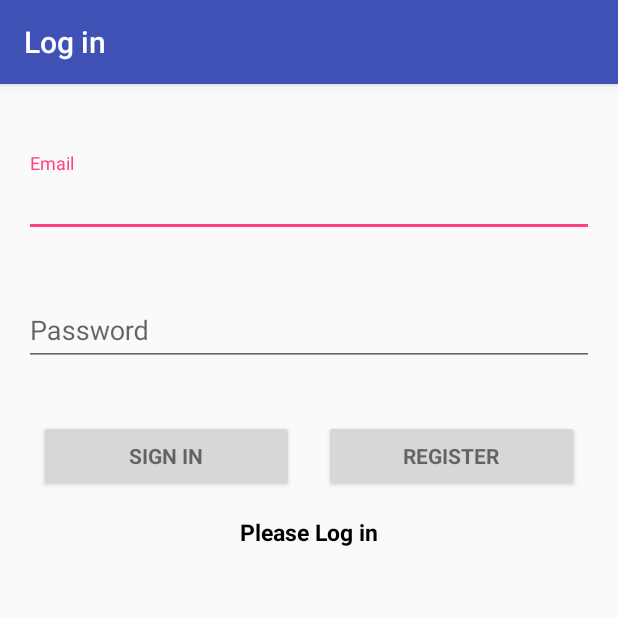
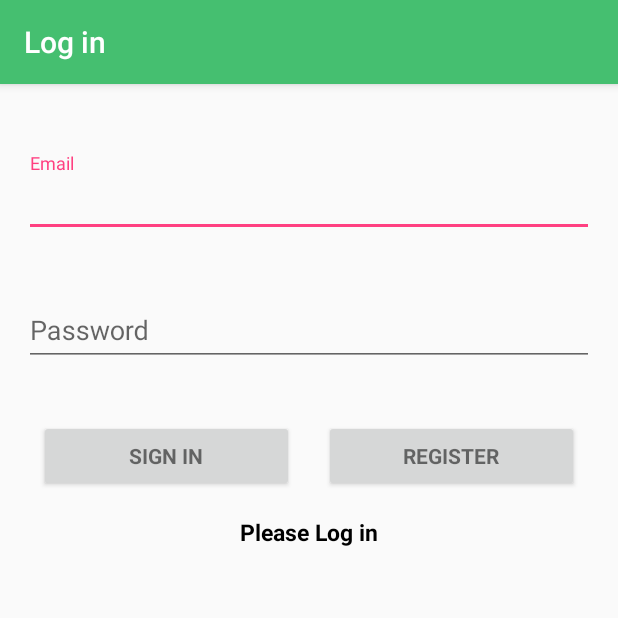
Before and after one commit to wyunhao/teamgg, an Android app: the screen it shows after launch (LoginActivity), on a phone screen of 412 x 824 dp, the top half of it. Run offline under Robolectric (Android 15) with nearby library versions, the phone set to English and light mode, and no system bars; our stand-ins replace Firebase (no records; nobody signed in at launch, a user with empty details on screens opened directly).

Commit message:
color change

```diff
--- a/EatWise/app/src/main/res/values/colors.xml
+++ b/EatWise/app/src/main/res/values/colors.xml
@@ -1,6 +1,6 @@
 <?xml version="1.0" encoding="utf-8"?>
 <resources>
-    <color name="colorPrimary">#3F51B5</color>
+    <color name="colorPrimary">#45BF70</color>
     <color name="colorPrimaryDark">#303F9F</color>
     <color name="colorAccent">#FF4081</color>
 </resources>
```
